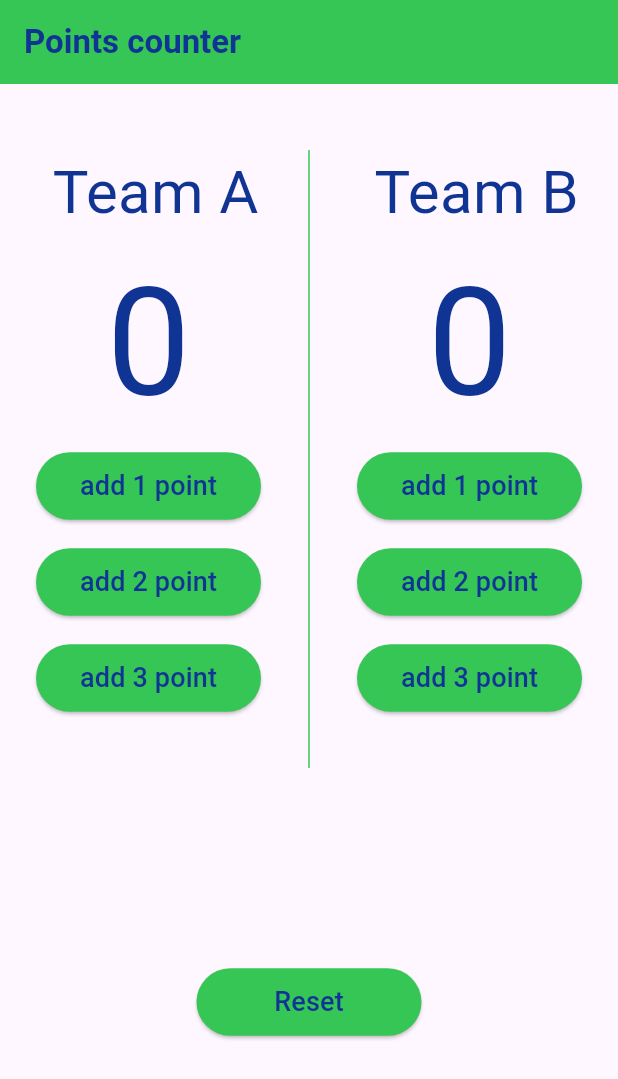
After one commit to wael-saif23/new-basket-point, a Flutter app: the screen it shows after launch, on a phone screen of 412 x 824 dp. The commit adds this screen. Shown: the top 1079 px of the screen. Run offline on Flutter 3.47's test engine with Material 3 defaults, Android fonts, the phone set to English and light mode, and no system bars; our stand-ins replace bloc.

```diff
--- /dev/null
+++ b/lib/cubits/counter_cubit/counter_cubit.dart
@@ -0,0 +1,8 @@
+import 'package:bloc/bloc.dart';
+import 'package:meta/meta.dart';
+
+part 'counter_state.dart';
+
+class CounterCubit extends Cubit<CounterState> {
+  CounterCubit() : super(CounterInitial());
+}
--- /dev/null
+++ b/lib/cubits/counter_cubit/counter_state.dart
@@ -0,0 +1,6 @@
+part of 'counter_cubit.dart';
+
+@immutable
+sealed class CounterState {}
+
+final class CounterInitial extends CounterState {}
--- /dev/null
+++ b/lib/views/basket_ball_pointer_view.dart
@@ -0,0 +1,19 @@
+
+
+
+import 'package:basketball/widgets/bask_count_view_body.dart';
+import 'package:flutter/material.dart';
+
+class BasketBallPointer extends StatefulWidget {
+  const BasketBallPointer({super.key});
+
+  @override
+  State<BasketBallPointer> createState() => _BasketBallPointerState();
+}
+
+class _BasketBallPointerState extends State<BasketBallPointer> {
+  @override
+  Widget build(BuildContext context) {
+    return const MaterialApp(home: BasketBallCounterViewBady());
+  }
+}
--- /dev/null
+++ b/lib/widgets/bask_count_view_body.dart
@@ -0,0 +1,102 @@
+import 'package:basketball/buttons.dart';
+import 'package:basketball/const.dart';
+import 'package:basketball/teamEnum.dart';
+import 'package:flutter/material.dart';
+
+class BasketBallCounterViewBady extends StatelessWidget {
+  const BasketBallCounterViewBady({super.key});
+
+  @override
+  Widget build(BuildContext context) {
+    return  Scaffold(
+        appBar: AppBar(
+          title: const Text(
+            "Points counter",
+            style: TextStyle(fontWeight: FontWeight.bold, color: textColor),
+          ),
+          backgroundColor: mainColor,
+        ),
+        body: Column(
+          children: [
+            const Spacer(
+              flex: 1,
+            ),
+            SizedBox(
+              height: MediaQuery.of(context).size.height * .5,
+              child: const Row(
+                mainAxisAlignment: MainAxisAlignment.spaceEvenly,
+                children: [
+                  Column(
+                    children: [
+                      Text(
+                        " Team A",
+                        style: TextStyle(color: textColor, fontSize: 40),
+                      ),
+                      Text(
+                        "0",
+                        style: TextStyle(color: textColor, fontSize: 100),
+                      ),
+                      BottonStyle(
+                        numberCount: 1,
+                        theTeam: TeamName.A,
+                      ),
+                      hight16,
+                      BottonStyle(
+                        numberCount: 2,
+                        theTeam: TeamName.A,
+                      ),
+                      hight16,
+                      BottonStyle(
+                        numberCount: 3,
+                        theTeam: TeamName.A,
+                      ),
+                    ],
+                  ),
+                  VerticalDivider(
+                    thickness: 1,
+                    color: mainColor,
+                  ),
+                  Column(
+                    children: [
+                      Text(
+                        " Team B",
+                        style: TextStyle(color: textColor, fontSize: 40),
+                      ),
+                      Text(
+                        "0",
+                        style: TextStyle(color: textColor, fontSize: 100),
+                      ),
+                      BottonStyle(
+                        numberCount: 1,
+                        theTeam: TeamName.B,
+                      ),
+                      hight16,
+                      BottonStyle(
+                        numberCount: 2,
+                        theTeam: TeamName.B,
+                      ),
+                      hight16,
+                      BottonStyle(
+                        numberCount: 3,
+                        theTeam: TeamName.B,
+                      ),
+                    ],
+                  ),
+                ],
+              ),
+            ),
+            const Spacer(
+              flex: 3,
+            ),
+            const BottonStyle(
+              numberCount: 0,
+              theTeam: TeamName.AB,
+            ),
+            const Spacer(
+              flex: 3,
+            )
+          ],
+        ),
+      );
+  }
+}
```
Also changed, not shown: lib/buttons.dart (+26 -28 lines), lib/main.dart (+2 -129 lines), pubspec.yaml (+4 -12 lines), pubspec.lock.
